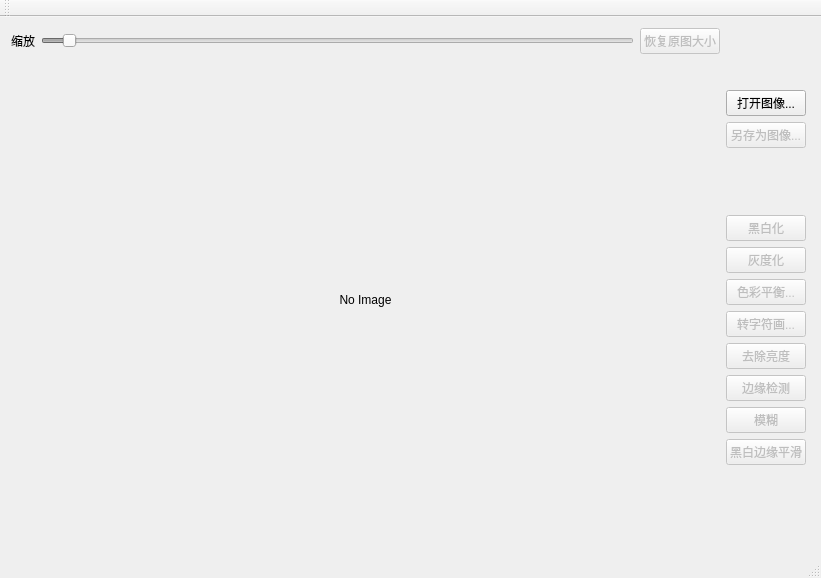
garzon/ImageSpecialEffects-Qt, file ImageSpecialEffectsQt/imagespecialeffectsqt.ui: the form before one commit.
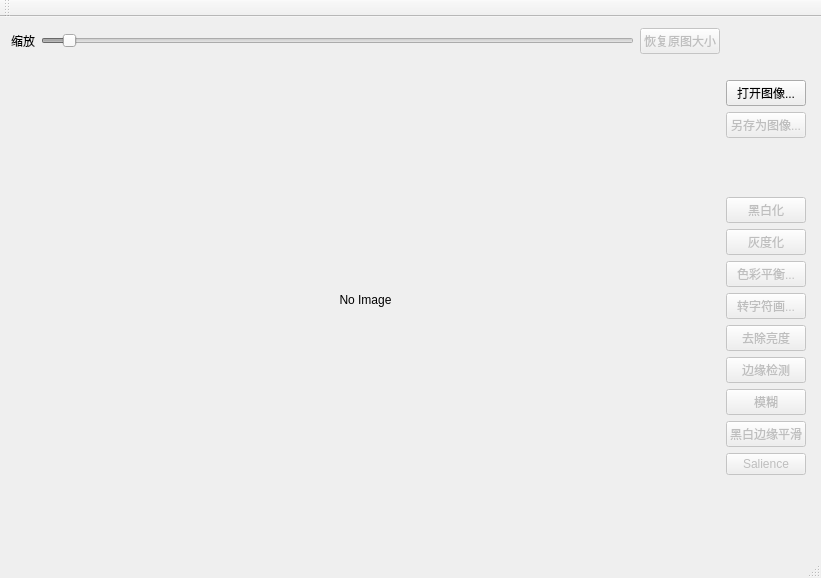
The form after the commit.

The edit to the form file:
```diff
--- a/ImageSpecialEffectsQt/imagespecialeffectsqt.ui
+++ b/ImageSpecialEffectsQt/imagespecialeffectsqt.ui
@@ -212,6 +212,16 @@
          </property>
         </widget>
        </item>
+       <item>
+        <widget class="QPushButton" name="pushButton_11">
+         <property name="enabled">
+          <bool>false</bool>
+         </property>
+         <property name="text">
+          <string>Salience</string>
+         </property>
+        </widget>
+       </item>
        <item>
         <spacer name="verticalSpacer_3">
          <property name="orientation">
```
Left out of the diff: 37 changed lines with no effect on the pictures.
